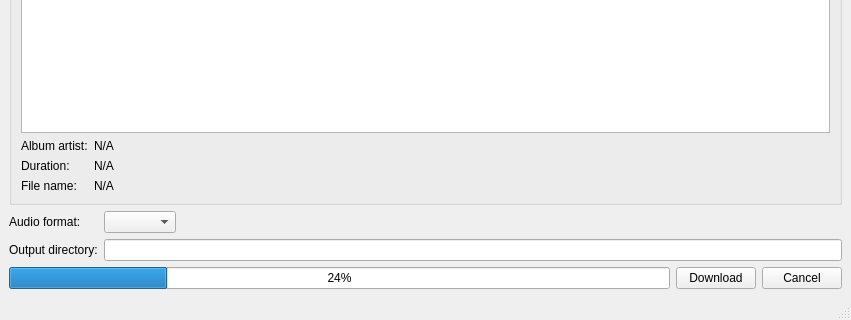
This is src/mainwindow.ui in trialuser02/ytbtocue as Qt 5 draws it before an edit; both pictures show x 0 to 851 and y 313 to 633 of the 851 by 633 pixel window. The edited form follows.
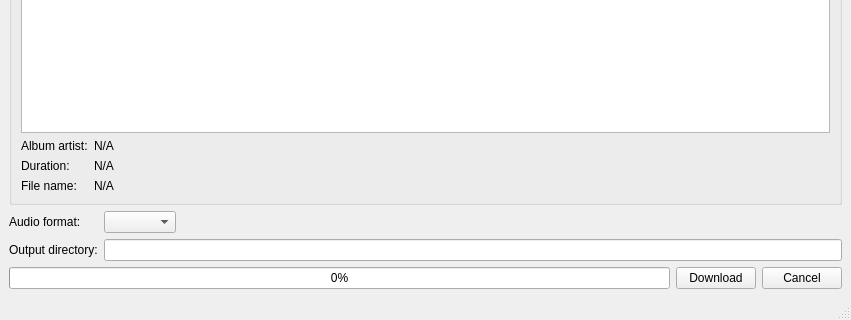
This is the edited form.

```diff
--- a/src/mainwindow.ui
+++ b/src/mainwindow.ui
@@ -26,7 +26,7 @@
       <item>
        <widget class="QProgressBar" name="progressBar">
         <property name="value">
-         <number>24</number>
+         <number>0</number>
         </property>
        </widget>
       </item>
```
Left out of the diff: 4 changed lines with no effect on the pictures.
